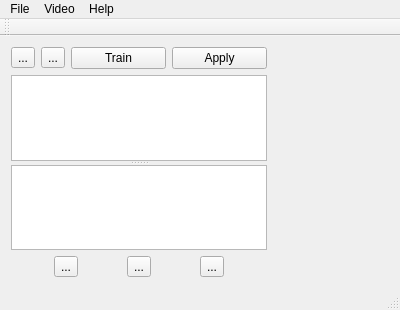
Before: the Qt Designer form mainwindow.ui in TimSC/sense-scanner, drawn with Qt 5.
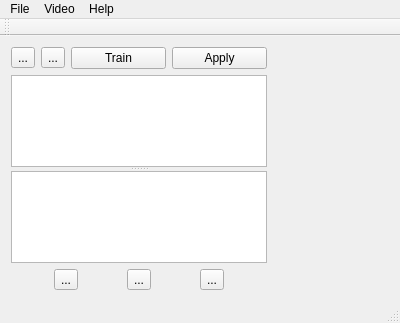
After: the same form once the commit is applied. Icons and pictures are not drawn. Custom widgets are drawn as their Qt base class.

Commit message: Change gui views to QTreeView but broke functionality

The edit to the form file:
```diff
--- a/mainwindow.ui
+++ b/mainwindow.ui
@@ -7,15 +7,13 @@
     <x>0</x>
     <y>0</y>
     <width>400</width>
-    <height>310</height>
+    <height>323</height>
    </rect>
   </property>
   <property name="windowTitle">
    <string>MainWindow</string>
   </property>
   <widget class="QWidget" name="centralWidget">
-   <layout class="QVBoxLayout" name="verticalLayout_2">
-    <item>
      <layout class="QHBoxLayout" name="horizontalLayout">
       <item>
        <layout class="QVBoxLayout" name="verticalLayout">
@@ -64,7 +62,7 @@
           <property name="orientation">
            <enum>Qt::Vertical</enum>
           </property>
-          <widget class="SourcesList" name="dataSources">
+        <widget class="QTreeView" name="dataSources">
            <property name="sizePolicy">
             <sizepolicy hsizetype="Minimum" vsizetype="Expanding">
              <horstretch>0</horstretch>
@@ -118,8 +116,6 @@
        <widget class="VideoWidget" name="widget" native="true"/>
       </item>
      </layout>
-    </item>
-   </layout>
   </widget>
   <widget class="QMenuBar" name="menuBar">
    <property name="geometry">
@@ -226,14 +222,6 @@
     <slot>FitToWindow()</slot>
    </slots>
   </customwidget>
-  <customwidget>
-   <class>SourcesList</class>
-   <extends>QListView</extends>
-   <header>mainwindow.h</header>
-   <slots>
-    <signal>UpdateSources(QModelIndex)</signal>
-   </slots>
-  </customwidget>
  </customwidgets>
  <resources/>
  <connections>
```
Left out of the diff: 18 changed lines with no effect on the pictures. Lines whose indentation alone changed are shown as unchanged. The commit also changes 2 other files.
